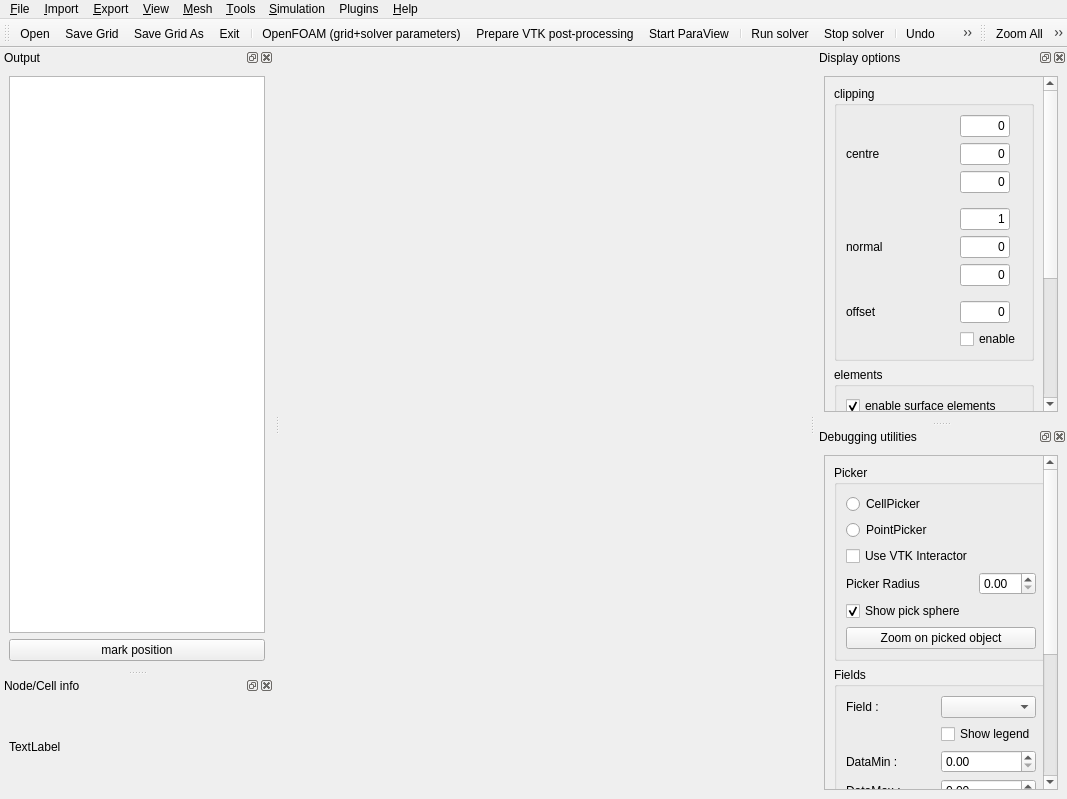
Above: src/libengrid/guimainwindow.ui from enGits/engrid before the change. Below: the same form after it.
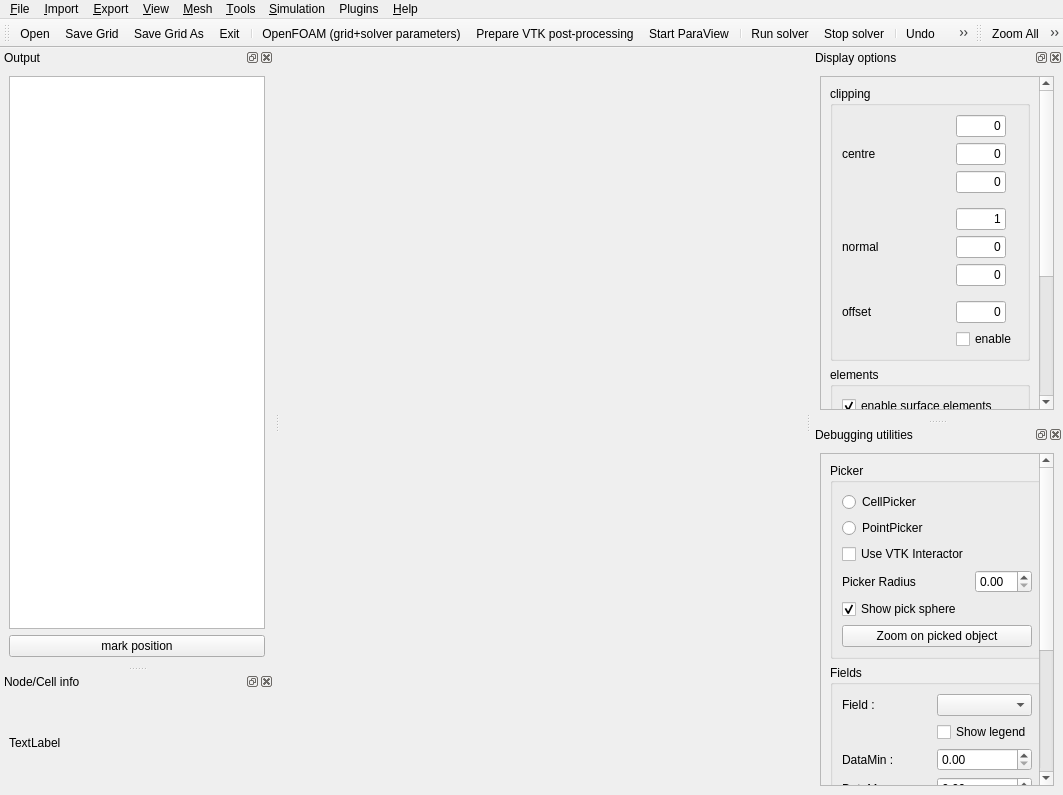
That is the form after the change. Icons and pictures are not drawn. Custom widgets are drawn as their Qt base class.

```diff
--- a/src/libengrid/guimainwindow.ui
+++ b/src/libengrid/guimainwindow.ui
@@ -6,8 +6,8 @@
    <rect>
     <x>0</x>
     <y>0</y>
-    <width>1067</width>
-    <height>799</height>
+    <width>1063</width>
+    <height>795</height>
    </rect>
   </property>
   <property name="windowTitle">
@@ -39,8 +39,8 @@
     <rect>
      <x>0</x>
      <y>0</y>
-     <width>1067</width>
-     <height>20</height>
+     <width>1063</width>
+     <height>21</height>
     </rect>
    </property>
    <widget class="QMenu" name="menuFile">
@@ -305,8 +305,8 @@
          <rect>
           <x>0</x>
           <y>0</y>
-          <width>215</width>
-          <height>501</height>
+          <width>216</width>
+          <height>489</height>
          </rect>
         </property>
         <layout class="QVBoxLayout" name="verticalLayout_2">
@@ -697,8 +697,8 @@
          <rect>
           <x>0</x>
           <y>0</y>
-          <width>215</width>
-          <height>501</height>
+          <width>216</width>
+          <height>488</height>
          </rect>
         </property>
         <layout class="QVBoxLayout" name="verticalLayout_5">
```
Left out of the diff: 11 changed lines with no effect on the pictures.
